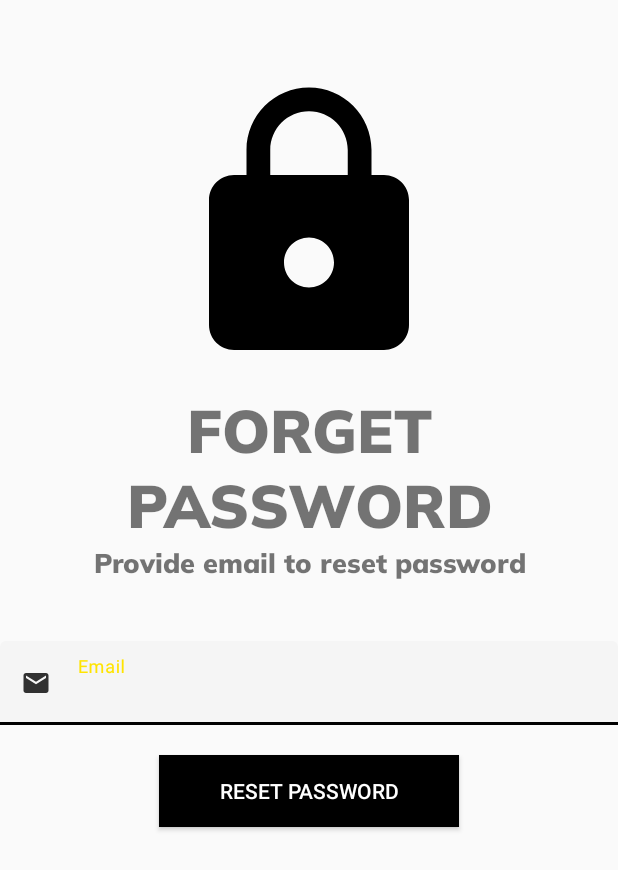
After one commit to cheapholidayticket/Student-Hub, an Android app: the ForgetPasswordActivity screen opened directly, with no data from a screen before it, on a phone screen of 412 x 824 dp. The commit adds this screen. Shown: the top 870 px of the screen. Run offline under Robolectric (Android 15) with nearby library versions, the phone set to English and light mode, and no system bars; our stand-ins replace Firebase (no records; nobody signed in at launch, a user with empty details on screens opened directly).

Commit message:
Student Hub - Added for Reset Password

```diff
--- a/app/src/main/AndroidManifest.xml
+++ b/app/src/main/AndroidManifest.xml
@@ -9,15 +9,16 @@
         android:roundIcon="@mipmap/ic_launcher"
         android:supportsRtl="true"
         android:theme="@style/AppTheme">
-<!--        <activity android:name=".Dashboard_AllView"></activity>-->
+        <activity android:name=".Login.ForgetPasswordActivity"></activity>
+        <!-- <activity android:name=".Dashboard_AllView"></activity> -->
         <activity android:name=".EditNotice" />
         <activity android:name=".ViewNotice" />
         <activity android:name=".HomeActivity" />
         <activity android:name=".methodtesting.Recycler2" /> <!-- <activity android:name=".DashboardHome"></activity> -->
-<!--        <activity-->
-<!--            android:name=".AllJobActivity$PostNoticeActivity"-->
-<!--            android:parentActivityName=".AllJobActivity"-->
-<!--            android:windowSoftInputMode="stateHidden" />-->
+        <!-- <activity -->
+        <!-- android:name=".AllJobActivity$PostNoticeActivity" -->
+        <!-- android:parentActivityName=".AllJobActivity" -->
+        <!-- android:windowSoftInputMode="stateHidden" /> -->
         <activity
             android:name=".InsertJobPostActivity"
             android:parentActivityName=".PostJobActivity"
@@ -52,14 +53,11 @@
             </intent-filter>
         </activity>
 
-        <service
-            android:name=".MyFirebaseMessagingService">
+        <service android:name=".MyFirebaseMessagingService">
             <intent-filter>
-                <action android:name="com.google.firebase.MESSAGING_EVENT"/>
+                <action android:name="com.google.firebase.MESSAGING_EVENT" />
             </intent-filter>
         </service>
-
-
 
         <meta-data
             android:name="preloaded_fonts"
--- a/app/src/main/java/com/example/jobportalapp/Admin/MainActivity.java
+++ b/app/src/main/java/com/example/jobportalapp/Admin/MainActivity.java
@@ -16,6 +16,7 @@ import androidx.annotation.NonNull;
 import androidx.appcompat.app.AppCompatActivity;
 
 import com.example.jobportalapp.HomeActivity;
+import com.example.jobportalapp.Login.ForgetPasswordActivity;
 import com.example.jobportalapp.R;
 import com.google.android.gms.auth.api.signin.GoogleSignIn;
 import com.google.android.gms.auth.api.signin.GoogleSignInAccount;
@@ -73,6 +74,12 @@ public class MainActivity extends AppCompatActivity {
         LoginFunction();
 
     }
+
+    public void forgetPassword (View view){
+        Intent intent = new Intent (MainActivity.this, ForgetPasswordActivity.class);
+        startActivity(intent);
+    }
+
 
     private void LoginFunction(){
         email = findViewById(R.id.email_Login);
--- /dev/null
+++ b/app/src/main/java/com/example/jobportalapp/Login/ForgetPasswordActivity.java
@@ -0,0 +1,64 @@
+package com.example.jobportalapp.Login;
+
+import android.content.Intent;
+import android.os.Bundle;
+import android.util.Log;
+import android.view.View;
+import android.widget.Button;
+import android.widget.EditText;
+import android.widget.Toast;
+
+import androidx.annotation.NonNull;
+import androidx.appcompat.app.AppCompatActivity;
+
+import com.example.jobportalapp.Admin.MainActivity;
+import com.example.jobportalapp.R;
+import com.google.android.gms.tasks.OnCompleteListener;
+import com.google.android.gms.tasks.Task;
+import com.google.firebase.auth.FirebaseAuth;
+import com.google.firebase.auth.SignInMethodQueryResult;
+
+public class ForgetPasswordActivity extends AppCompatActivity {
+
+    FirebaseAuth mAuth;
+    Button resetPasswordButton;
+    EditText resetEmail;
+
+    @Override
+    protected void onCreate(Bundle savedInstanceState) {
+        super.onCreate(savedInstanceState);
+        setContentView(R.layout.activity_forget_password);
+
+        mAuth = FirebaseAuth.getInstance();
+        resetEmail = findViewById(R.id.resetEmailID);
+        resetPasswordButton = findViewById(R.id.sendMessage);
+
+        resetPasswordButton.setOnClickListener(new View.OnClickListener() {
+            @Override
+            public void onClick(View v) {
+                mAuth.fetchSignInMethodsForEmail(resetEmail.getText().toString()).addOnCompleteListener(new OnCompleteListener<SignInMethodQueryResult>() {
+                    @Override
+                    public void onComplete(@NonNull Task<SignInMethodQueryResult> task) {
+                        if (task.getResult().getSignInMethods().isEmpty()) {
+                            Toast.makeText(ForgetPasswordActivity.this, "Kindly input email to reset password", Toast.LENGTH_SHORT).show();
+                        } else {
+                            mAuth.sendPasswordResetEmail(resetEmail.getText().toString()).addOnCompleteListener(new OnCompleteListener<Void>() {
+                                @Override
+                                public void onComplete(@NonNull Task<Void> task) {
+                                if (task.isSuccessful()){
+
+                                    Toast.makeText(ForgetPasswordActivity.this, "Kindly check email to reset password", Toast.LENGTH_SHORT).show();
+                                    Intent intent = new Intent(ForgetPasswordActivity.this, MainActivity.class);
+                                    startActivity(intent);
+                                    } else  {
+                                        Log.d("error resetPassword", task.getException().getMessage());
+                                            }
+                               }
+                            });
+                        }
+                    }
+                });
+            }
+        });
+    }
+}
--- /dev/null
+++ b/app/src/main/res/drawable/password_reset.xml
@@ -0,0 +1,10 @@
+<vector xmlns:android="http://schemas.android.com/apk/res/android"
+    android:width="24dp"
+    android:height="24dp"
+    android:viewportWidth="24"
+    android:viewportHeight="24"
+    android:tint="?attr/colorControlNormal">
+  <path
+      android:fillColor="@android:color/white"
+      android:pathData="M18,8h-1L17,6c0,-2.76 -2.24,-5 -5,-5S7,3.24 7,6v2L6,8c-1.1,0 -2,0.9 -2,2v10c0,1.1 0.9,2 2,2h12c1.1,0 2,-0.9 2,-2L20,10c0,-1.1 -0.9,-2 -2,-2zM12,17c-1.1,0 -2,-0.9 -2,-2s0.9,-2 2,-2 2,0.9 2,2 -0.9,2 -2,2zM15.1,8L8.9,8L8.9,6c0,-1.71 1.39,-3.1 3.1,-3.1 1.71,0 3.1,1.39 3.1,3.1v2z"/>
+</vector>
--- /dev/null
+++ b/app/src/main/res/layout/activity_forget_password.xml
@@ -0,0 +1,81 @@
+<?xml version="1.0" encoding="utf-8"?>
+<RelativeLayout xmlns:android="http://schemas.android.com/apk/res/android"
+    xmlns:app="http://schemas.android.com/apk/res-auto"
+    xmlns:tools="http://schemas.android.com/tools"
+    android:layout_width="match_parent"
+    android:layout_height="match_parent"
+    tools:context=".Login.ForgetPasswordActivity">
+<!--    <include android:id="@+id/toolbar_menu"-->
+<!--        layout="@layout/toolbar"/>-->
+
+    <LinearLayout
+        android:layout_width="match_parent"
+        android:layout_height="match_parent"
+        android:orientation="vertical"
+        android:layout_below="@+id/toolbar_menu">
+
+        <ImageView
+            android:layout_width="200dp"
+            android:layout_height="200dp"
+            android:src="@drawable/password_reset"
+            android:layout_marginTop="50dp"
+            android:layout_gravity="center"
+            android:tint="@color/black"/>
+
+        <TextView
+            android:layout_width="wrap_content"
+            android:layout_height="wrap_content"
+            android:text="Forget Password"
+            android:textColorHint="@color/black"
+            android:textSize="40sp"
+            android:textAllCaps="true"
+            android:layout_marginTop="10dp"
+            android:fontFamily="@font/muli_black"
+            android:layout_gravity="center"
+            android:gravity="center"/>
+
+        <TextView
+            android:layout_width="wrap_content"
+            android:layout_height="wrap_content"
+            android:text="Provide email to reset password"
+            android:textSize="18sp"
+            android:fontFamily="@font/muli_black"
+            android:layout_gravity="center"
+            android:gravity="center"/>
+
+        <com.google.android.material.textfield.TextInputLayout
+            android:layout_width="match_parent"
+            android:layout_height="wrap_content"
+            android:layout_marginTop="40dp"
+            style="@style/Widget.MaterialComponents.TextInputLayout.FilledBox"
+            app:boxBackgroundColor="@color/lightWhite"
+            app:boxStrokeColor="@color/black"
+            app:boxStrokeWidthFocused="2dp"
+            android:hint="Email"
+            app:startIconDrawable="@drawable/username_email_icon"
+            app:startIconTint="@color/black"
+            app:endIconMode="clear_text"
+            app:endIconTint="@color/black"
+            android:textColorHint="@color/black">
+
+
+            <com.google.android.material.textfield.TextInputEditText
+                android:id="@+id/resetEmailID"
+                android:layout_width="match_parent"
+                android:layout_height="wrap_content"
+                android:textColor="@color/black"/>
+
+        </com.google.android.material.textfield.TextInputLayout>
+
+        <Button
+            android:id="@+id/sendMessage"
+            android:layout_width="200dp"
+            android:layout_height="wrap_content"
+            android:background="@color/black"
+            android:textColor="@color/white"
+            android:layout_marginTop="20dp"
+            android:text="Reset Password"
+            android:layout_gravity="center"/>
+    </LinearLayout>
+
+</RelativeLayout>
--- a/app/src/main/res/layout/activity_main.xml
+++ b/app/src/main/res/layout/activity_main.xml
@@ -110,6 +110,7 @@
 
                     <Button
                         android:id="@+id/forgetPassword"
+                        android:onClick="forgetPassword"
                         android:layout_width="wrap_content"
                         android:layout_height="wrap_content"
                         android:text="Forget Password"
```
